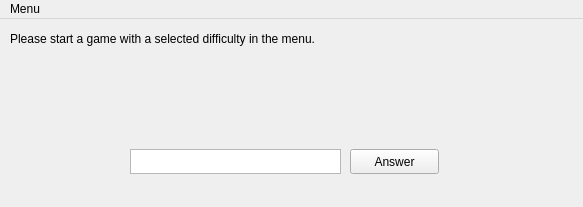
This is Math_Game/mainwindow.ui in JayHacks2017-SC-BI-TD-BQ/Math-Game as Qt 5 draws it before an edit. The edited form follows.
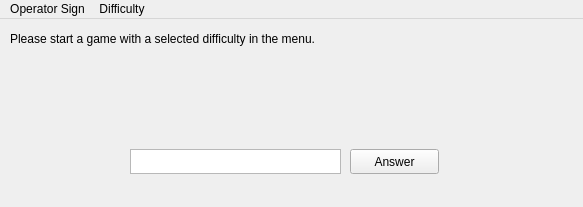
This is the edited form.

Diff of the .ui file:
```diff
--- a/Math_Game/mainwindow.ui
+++ b/Math_Game/mainwindow.ui
@@ -60,15 +60,24 @@
      <height>22</height>
     </rect>
    </property>
+   <widget class="QMenu" name="menuDifficulty">
+    <property name="title">
+     <string>Difficulty</string>
+    </property>
+    <addaction name="actionEasy_5"/>
+    <addaction name="actionMedium_5"/>
+    <addaction name="actionHard_5"/>
+   </widget>
    <widget class="QMenu" name="menuMenu">
     <property name="title">
-     <string>Menu</string>
+     <string>Operator Sign</string>
     </property>
     <addaction name="actionStart_Game"/>
     <addaction name="separator"/>
     <addaction name="actionEnd_Game"/>
    </widget>
    <addaction name="menuMenu"/>
+   <addaction name="menuDifficulty"/>
   </widget>
   <action name="actionStart_Game">
    <property name="text">
```
Left out of the diff: 40 changed lines with no effect on the pictures.
